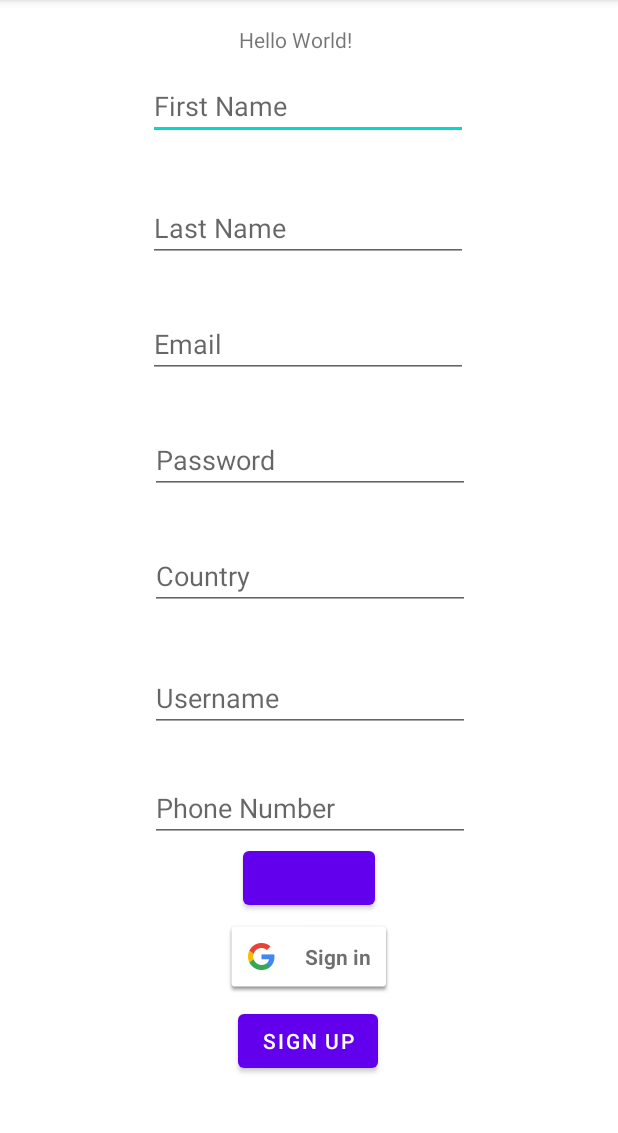
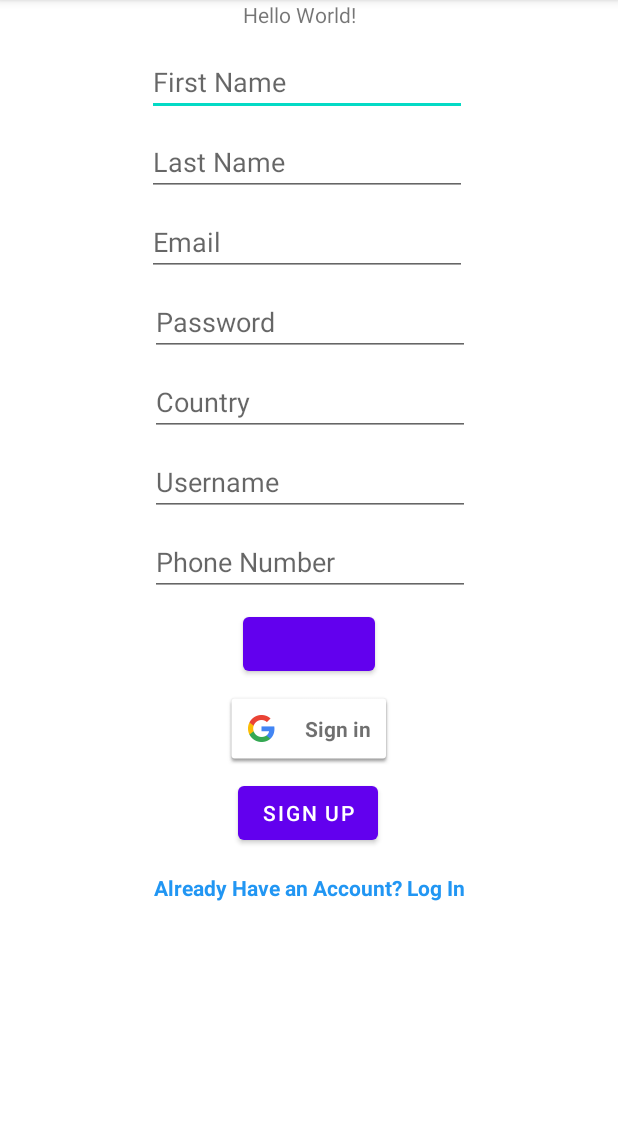
Before and after one commit to RutaleIvanPaul/TreeoApp, an Android app: the screen it shows after launch (MainActivity), after a tap on "SIGN UP", on a phone screen of 412 x 824 dp, the part 84-1217 px from its top. Run offline under Robolectric (Android 15) with nearby library versions, the phone set to English and light mode, and no system bars; our stand-ins replace Dagger/Hilt's generated code, RxJava; libraries missing offline, so code that uses them is left out: androidx.hilt.lifecycle, com.facebook.login; plain views replace LoginButton; network calls fail; 5 statements that could not run were skipped.

Commit message:
Add Log in and out functionality

```diff
--- a/app/src/main/java/org/fairventures/treeo/di/AppModule.kt
+++ b/app/src/main/java/org/fairventures/treeo/di/AppModule.kt
@@ -1,10 +1,18 @@
 package org.fairventures.treeo.di
 
+import android.content.Context
+import android.content.Context.MODE_PRIVATE
+import android.content.SharedPreferences
+import com.google.android.gms.auth.api.signin.GoogleSignIn
+import com.google.android.gms.auth.api.signin.GoogleSignInOptions
 import org.fairventures.treeo.services.RequestManager
 import dagger.Module
 import dagger.Provides
 import dagger.hilt.InstallIn
 import dagger.hilt.android.components.ApplicationComponent
+import dagger.hilt.android.qualifiers.ApplicationContext
+import org.fairventures.treeo.util.GOOGLE_CLIENT_ID
+import org.fairventures.treeo.util.SHARED_PREFERENCES_NAME
 import javax.inject.Singleton
 
 @Module
@@ -16,4 +24,22 @@ object AppModule {
     fun providesRequestManager()
             = RequestManager()
 
+
+    @Singleton
+    @Provides
+    fun provideSharedPreferences(@ApplicationContext applicationContext: Context ): SharedPreferences {
+        return applicationContext.getSharedPreferences(SHARED_PREFERENCES_NAME, MODE_PRIVATE)
+    }
+
+    // Configure sign-in to request the user's ID, email address, and basic
+    // profile. ID and basic profile are included in DEFAULT_SIGN_IN.
+    @Singleton
+    @Provides
+    fun providesGoogleSignInOptions()
+    = GoogleSignInOptions.Builder(GoogleSignInOptions.DEFAULT_SIGN_IN)
+        .requestIdToken(GOOGLE_CLIENT_ID)
+        .requestEmail()
+        .requestProfile()
+        .build()
+
 }
--- /dev/null
+++ b/app/src/main/java/org/fairventures/treeo/models/GoogleToken.kt
@@ -0,0 +1,6 @@
+package org.fairventures.treeo.models
+
+data class GoogleToken (
+    var googleAuthToken: String,
+    var authType: String
+)
--- /dev/null
+++ b/app/src/main/java/org/fairventures/treeo/models/LoginDetails.kt
@@ -0,0 +1,6 @@
+package org.fairventures.treeo.models
+
+data class LoginDetails (
+    var email: String,
+    var password: String
+)
--- /dev/null
+++ b/app/src/main/java/org/fairventures/treeo/models/LoginToken.kt
@@ -0,0 +1,5 @@
+package org.fairventures.treeo.models
+
+data class LoginToken(
+    val token: String
+)
--- /dev/null
+++ b/app/src/main/java/org/fairventures/treeo/models/LogoutResponse.kt
@@ -0,0 +1,6 @@
+package org.fairventures.treeo.models
+
+data class LogoutResponse(
+    val message: String,
+    val status: Int
+)
--- a/app/src/main/java/org/fairventures/treeo/services/ApiService.kt
+++ b/app/src/main/java/org/fairventures/treeo/services/ApiService.kt
@@ -1,13 +1,14 @@
 package org.fairventures.treeo.services
 
-import org.fairventures.treeo.models.NewRegisteredUser
-import org.fairventures.treeo.models.RegisterUser
 import io.reactivex.Observable
+import okhttp3.OkHttpClient
+import okhttp3.logging.HttpLoggingInterceptor
+import org.fairventures.treeo.models.*
+import org.fairventures.treeo.util.BASE_URL
 import retrofit2.Retrofit
 import retrofit2.adapter.rxjava2.RxJava2CallAdapterFactory
 import retrofit2.converter.gson.GsonConverterFactory
-import retrofit2.http.Body
-import retrofit2.http.POST
+import retrofit2.http.*
 
 
 interface ApiService {
@@ -17,8 +18,35 @@ interface ApiService {
         @Body registerUser: RegisterUser
     ): Observable<NewRegisteredUser>
 
+    @POST("auth/google")
+    fun googleSignUp(
+        @Body googleAuthToken: GoogleToken
+    ): Observable<GoogleUser>
+
+    @POST("auth/jwt")
+    fun login(
+        @Body loginDetails: LoginDetails
+    ): Observable<LoginToken>
+
+    @GET("auth/facebook")
+    fun facebookSignUp(
+        @Query("access_token") access_token: String
+    ): Observable<FacebookUser>
+
+    @GET("/auth/logout")
+    fun logOut(
+        @Header("Token") token: String
+    ): Observable<LogoutResponse>
+
     companion object{
         fun create(): ApiService {
+
+
+            val interceptor = HttpLoggingInterceptor()
+            interceptor.level = HttpLoggingInterceptor.Level.BODY
+            val client = OkHttpClient.Builder().addInterceptor(interceptor).build()
+
+
             val retrofit = Retrofit.Builder()
                 .addCallAdapterFactory(
                     RxJava2CallAdapterFactory.create()
@@ -26,7 +54,8 @@ interface ApiService {
                 .addConverterFactory(
                     GsonConverterFactory.create()
                 )
-                .baseUrl("http://3.64.149.86:9001/")
+                .baseUrl(BASE_URL)
+                .client(client)
                 .build()
 
             return retrofit.create(ApiService::class.java)
--- a/app/src/main/java/org/fairventures/treeo/ui/MainActivity.kt
+++ b/app/src/main/java/org/fairventures/treeo/ui/MainActivity.kt
@@ -1,12 +1,14 @@
 package org.fairventures.treeo.ui
 
 import android.content.Intent
+import android.content.SharedPreferences
 import android.os.Bundle
 import android.util.Log
 import android.view.View
 import android.widget.Toast
 import androidx.activity.viewModels
 import androidx.appcompat.app.AppCompatActivity
+import androidx.core.view.isInvisible
 import androidx.lifecycle.Observer
 import com.facebook.*
 import com.facebook.login.LoginResult
@@ -14,7 +16,6 @@ import com.facebook.login.widget.LoginButton
 import org.fairventures.treeo.R
 import org.fairventures.treeo.models.RegisterUser
 import org.fairventures.treeo.ui.authentication.RegisterUserViewModel
-import org.fairventures.treeo.util.GOOGLE_CLIENT_ID
 import org.fairventures.treeo.util.RC_SIGN_IN
 import com.google.android.gms.auth.api.signin.GoogleSignIn
 import com.google.android.gms.auth.api.signin.GoogleSignInAccount
@@ -24,29 +25,32 @@ import com.google.android.gms.common.api.ApiException
 import com.google.android.gms.tasks.Task
 import dagger.hilt.android.AndroidEntryPoint
 import kotlinx.android.synthetic.main.activity_main.*
-import org.json.JSONException
+import org.fairventures.treeo.ui.Home.HomeActivity
+import org.fairventures.treeo.ui.authentication.LoginLogoutUserViewModel
 import java.util.*
+import javax.inject.Inject
 
 
 @AndroidEntryPoint
 class MainActivity : AppCompatActivity() {
 
     private val registerUserViewModel: RegisterUserViewModel by viewModels()
+    private val loginLogoutUserViewModel: LoginLogoutUserViewModel by viewModels()
     val callbackManager = CallbackManager.Factory.create()
+
+    @Inject
+    lateinit var sharedPref: SharedPreferences
+
+    @Inject
+    lateinit var googleSignInOptions: GoogleSignInOptions
 
     override fun onCreate(savedInstanceState: Bundle?) {
         super.onCreate(savedInstanceState)
         setContentView(R.layout.activity_main)
 
-        // Configure sign-in to request the user's ID, email address, and basic
-        // profile. ID and basic profile are included in DEFAULT_SIGN_IN.
-        val gso = GoogleSignInOptions.Builder(GoogleSignInOptions.DEFAULT_SIGN_IN)
-                .requestIdToken(GOOGLE_CLIENT_ID)
-                .requestEmail()
-                .requestProfile()
-                .build()
+
         // Build a GoogleSignInClient with the options specified by gso.
-        val mGoogleSignInClient = GoogleSignIn.getClient(this, gso)
+        val mGoogleSignInClient = GoogleSignIn.getClient(this, googleSignInOptions)
 
         sign_in_button.setSize(SignInButton.SIZE_STANDARD)
         sign_in_button.setOnClickListener{
@@ -54,30 +58,41 @@ class MainActivity : AppCompatActivity() {
             startActivityForResult(signInIntent, RC_SIGN_IN)
         }
 
-        val loginButton = login_button as LoginButton
+        val loginButton = login_button_facebook as LoginButton
         loginButton.setPermissions(Arrays.asList("email", "public_profile"))
 
         // Callback registration
         loginButton.registerCallback(callbackManager, object : FacebookCallback<LoginResult?> {
             override fun onSuccess(loginResult: LoginResult?) {
-                Log.d("Sign in Details", loginResult?.accessToken.toString())
+                Log.d("FB Token", loginResult?.accessToken?.token!!)
+                registerUserViewModel.facebookSignUp(loginResult?.accessToken?.token!!).observe(
+                    this@MainActivity,
+                    Observer {facebookReturn ->
+                        Log.d("Facebook Return", facebookReturn.toString())
+                        saveUserDetails(
+                            facebookReturn.token,
+                            getString(R.string.facebook))
+                        openHome(
+                            facebookReturn.firstName
+                        )
+                    }
+                )
 
                 // Facebook Email address
-                val request = GraphRequest.newMeRequest(
-                        loginResult?.accessToken
-                ) { jsonObject, response ->
-                    try {
-                        Log.d("Sign In Details", response.jsonObject.getString("email"))
-                        textView1.setText(response.jsonObject.getString("email"))
-                    } catch (e: JSONException) {
-                        e.printStackTrace()
-                    }
-                }
-
-                val parameters = Bundle()
-                parameters.putString("fields","email")
-                request.parameters = parameters
-                request.executeAsync()
+//                val request = GraphRequest.newMeRequest(
+//                        loginResult?.accessToken
+//                ) { jsonObject, response ->
+//                    try {
+//                        Log.d("Sign In Details", response.jsonObject.getString("email"))
+//                    } catch (e: JSONException) {
+//                        e.printStackTrace()
+//                    }
+//                }
+//
+//                val parameters = Bundle()
+//                parameters.putString("fields","email")
+//                request.parameters = parameters
+//                request.executeAsync()
 
             }
 
@@ -101,12 +116,48 @@ class MainActivity : AppCompatActivity() {
                             register_username.text.toString(),
                             phone.text.toString()
                     )
-            ).observe(this, Observer {
-                textView1.setText(it.toString())
+            ).observe(this, Observer {registeredUser ->
+                toggleLoginUI(loginButton)
+                email.setText(registeredUser.email)
+                password.text.clear()
             })
 
         }
 
+        login_logout_toggle.setOnClickListener {
+            toggleLoginUI(loginButton)
+        }
+
+        login_button_email_password.setOnClickListener {
+            loginEmailPassword(email.text.toString(),password.text.toString())
+        }
+
+    }
+
+    private fun toggleLoginUI(loginButton: LoginButton) {
+        if (firstname.isInvisible) {
+            login_logout_toggle.setText(R.string.already_account_login)
+            login_button_email_password.visibility = View.GONE
+            loginButton.visibility = View.VISIBLE
+            register_user_button.visibility = View.VISIBLE
+            sign_in_button.visibility = View.VISIBLE
+            firstname.visibility = View.VISIBLE
+            lastname.visibility = View.VISIBLE
+            country.visibility = View.VISIBLE
+            register_username.visibility = View.VISIBLE
+            phone.visibility = View.VISIBLE
+        } else if (firstname.isShown) {
+            login_logout_toggle.setText(R.string.no_account_sign_up)
+            login_button_email_password.visibility = View.VISIBLE
+            loginButton.visibility = View.INVISIBLE
+            register_user_button.visibility = View.INVISIBLE
+            sign_in_button.visibility = View.INVISIBLE
+            firstname.visibility = View.INVISIBLE
+            lastname.visibility = View.INVISIBLE
+            country.visibility = View.INVISIBLE
+            register_username.visibility = View.INVISIBLE
+            phone.visibility = View.INVISIBLE
+        }
     }
 
     override fun onStart() {
@@ -119,15 +170,22 @@ class MainActivity : AppCompatActivity() {
         val accessToken: AccessToken? = AccessToken.getCurrentAccessToken()
         val isLoggedIn = accessToken != null && !accessToken.isExpired()
 
-        if (account != null){
-            Log.d("Sign In Details", account.idToken!!)
-            textView1.setText("Google Signed in as  ${account.displayName}")
-            sign_in_button.visibility = View.GONE
+
+        val user_token = sharedPref.getString(getString(R.string.user_token), "")
+
+        if(!sharedPref.getString(getString(R.string.loginManager),null).isNullOrEmpty()){
+            if (account != null){
+                Log.d("Sign In Details", account.idToken!!)
+                openHome(account.displayName!!)
+            }
+            else if(isLoggedIn){
+                openHome(Profile.getCurrentProfile().name)
+            }
+            else if (!user_token.isNullOrBlank()){
+                openHome(user_token)
+            }
         }
-        else if(isLoggedIn){
-            textView1.setText("Facebook Signed in as: ${Profile.getCurrentProfile().name}")
-            login_button.visibility = View.GONE
-        }
+
 
     }
 
@@ -151,7 +209,11 @@ class MainActivity : AppCompatActivity() {
             }
             else{
                 Log.d("Sign In Details", account.idToken!!)
-                textView1.setText("Signed in as  ${account.displayName}")
+                registerUserViewModel.googleSignUp(account.idToken!!).observe(this, Observer {googleUser ->
+                    Log.d("Google Connect", googleUser.userName)
+                    saveUserDetails(googleUser.token, getString(R.string.google))
+                    openHome(googleUser.userName)
+                })
             }
 
         } catch (e: ApiException) {
@@ -159,4 +221,26 @@ class MainActivity : AppCompatActivity() {
         }
     }
 
+    private fun saveUserDetails(token: String, loginManager: String){
+        with (sharedPref.edit()) {
+            putString(getString(R.string.user_token), token)
+            putString(getString(R.string.loginManager), loginManager)
+            apply()
+        }
+    }
+
+    private fun openHome(extra:String){
+        val intent = Intent(this, HomeActivity::class.java).apply {
+            putExtra("username", extra)
+        }
+        startActivity(intent)
+    }
+
+    private fun loginEmailPassword(email: String, password: String){
+        loginLogoutUserViewModel.login(email,password).observe(this, Observer { loginToken ->
+            saveUserDetails(loginToken.token, getString(R.string.email_password))
+            openHome(loginToken.token)
+        })
+    }
+
 }
--- a/app/src/main/java/org/fairventures/treeo/ui/authentication/RegisterUserViewModel.kt
+++ b/app/src/main/java/org/fairventures/treeo/ui/authentication/RegisterUserViewModel.kt
@@ -11,4 +11,10 @@ class RegisterUserViewModel @ViewModelInject constructor(
 ): ViewModel() {
     fun createUser(registerUser: RegisterUser)
             = mainRepository.createUser(registerUser)
+
+    fun googleSignUp(googleAuthToken: String)
+            =mainRepository.googleSignUp(googleAuthToken)
+
+    fun facebookSignUp(access_token: String)
+            = mainRepository.faceBookSignUp(access_token)
 }
--- a/app/src/main/java/org/fairventures/treeo/util/constants.kt
+++ b/app/src/main/java/org/fairventures/treeo/util/constants.kt
@@ -2,3 +2,5 @@ package org.fairventures.treeo.util
 
 const val RC_SIGN_IN = 9000
 const val GOOGLE_CLIENT_ID="231302299324-9ipdaib4bk5k6d4eqe60rf9ag0aedku1.apps.googleusercontent.com"
+const val BASE_URL = "https://treeo-webapp-develop.xyz/"
+val SHARED_PREFERENCES_NAME = "shared_preferences"
--- a/app/src/main/res/layout/activity_main.xml
+++ b/app/src/main/res/layout/activity_main.xml
@@ -2,7 +2,6 @@
 <androidx.constraintlayout.widget.ConstraintLayout xmlns:android="http://schemas.android.com/apk/res/android"
     xmlns:app="http://schemas.android.com/apk/res-auto"
     xmlns:tools="http://schemas.android.com/tools"
-    android:id="@+id/username"
     android:layout_width="match_parent"
     android:layout_height="match_parent"
     tools:context="org.fairventures.treeo.ui.MainActivity">
@@ -12,23 +11,21 @@
         android:layout_width="wrap_content"
         android:layout_height="wrap_content"
         android:text="Hello World!"
-        app:layout_constraintBottom_toBottomOf="parent"
-        app:layout_constraintHorizontal_bias="0.474"
+        app:layout_constraintHorizontal_bias="0.482"
         app:layout_constraintLeft_toLeftOf="parent"
         app:layout_constraintRight_toRightOf="parent"
-        app:layout_constraintTop_toTopOf="parent"
-        app:layout_constraintVertical_bias="0.022" />
+        tools:layout_editor_absoluteY="8dp" />
 
     <EditText
         android:id="@+id/firstname"
         android:layout_width="wrap_content"
         android:layout_height="wrap_content"
-        android:layout_marginTop="48dp"
+        android:layout_marginTop="32dp"
         android:ems="10"
         android:hint="First Name"
         android:inputType="textPersonName"
         app:layout_constraintEnd_toEndOf="parent"
-        app:layout_constraintHorizontal_bias="0.497"
+        app:layout_constraintHorizontal_bias="0.494"
         app:layout_constraintStart_toStartOf="parent"
         app:layout_constraintTop_toTopOf="parent" />
 
@@ -36,12 +33,12 @@
         android:id="@+id/lastname"
         android:layout_width="wrap_content"
         android:layout_height="wrap_content"
-        android:layout_marginTop="36dp"
+        android:layout_marginTop="8dp"
         android:ems="10"
         android:hint="Last Name"
         android:inputType="textPersonName"
         app:layout_constraintEnd_toEndOf="parent"
-        app:layout_constraintHorizontal_bias="0.497"
+        app:layout_constraintHorizontal_bias="0.494"
         app:layout_constraintStart_toStartOf="parent"
         app:layout_constraintTop_toBottomOf="@+id/firstname" />
 
@@ -49,12 +46,12 @@
         android:id="@+id/email"
         android:layout_width="wrap_content"
         android:layout_height="wrap_content"
-        android:layout_marginTop="32dp"
+        android:layout_marginTop="8dp"
         android:ems="10"
         android:hint="Email"
         android:inputType="textEmailAddress"
         app:layout_constraintEnd_toEndOf="parent"
-        app:layout_constraintHorizontal_bias="0.497"
+        app:layout_constraintHorizontal_bias="0.494"
         app:layout_constraintStart_toStartOf="parent"
         app:layout_constraintTop_toBottomOf="@+id/lastname" />
 
@@ -62,7 +59,7 @@
         android:id="@+id/password"
         android:layout_width="wrap_content"
         android:layout_height="wrap_content"
-        android:layout_marginTop="32dp"
+        android:layout_marginTop="8dp"
         android:ems="10"
         android:hint="Password"
         android:inputType="textPassword"
@@ -75,7 +72,7 @@
         android:id="@+id/country"
         android:layout_width="wrap_content"
         android:layout_height="wrap_content"
-        android:layout_marginTop="32dp"
+        android:layout_marginTop="8dp"
         android:ems="10"
         android:hint="Country"
         android:inputType="textPersonName"
@@ -88,7 +85,7 @@
         android:id="@+id/register_username"
         android:layout_width="wrap_content"
         android:layout_height="wrap_content"
-        android:layout_marginTop="36dp"
+        android:layout_marginTop="8dp"
         android:ems="10"
         android:hint="Username"
         android:inputType="textPersonName"
@@ -101,7 +98,7 @@
         android:id="@+id/phone"
         android:layout_width="wrap_content"
         android:layout_height="wrap_content"
-        android:layout_marginTop="28dp"
+        android:layout_marginTop="8dp"
         android:ems="10"
         android:hint="Phone Number"
         android:inputType="phone"
@@ -112,10 +109,11 @@
 
 
     <com.facebook.login.widget.LoginButton
-        android:id="@+id/login_button"
+        android:id="@+id/login_button_facebook"
         android:layout_width="wrap_content"
         android:layout_height="wrap_content"
         android:layout_gravity="center_horizontal"
+        android:layout_marginTop="8dp"
         app:layout_constraintEnd_toEndOf="parent"
         app:layout_constraintHorizontal_bias="0.501"
         app:layout_constraintStart_toStartOf="parent"
@@ -136,9 +134,32 @@
         android:id="@+id/sign_in_button"
         android:layout_width="wrap_content"
         android:layout_height="wrap_content"
-        android:layout_marginTop="4dp"
+        android:layout_marginTop="8dp"
         app:layout_constraintEnd_toEndOf="parent"
         app:layout_constraintStart_toStartOf="parent"
-        app:layout_constraintTop_toBottomOf="@+id/login_button" />
+        app:layout_constraintTop_toBottomOf="@+id/login_button_facebook" />
+
+    <TextView
+        android:id="@+id/login_logout_toggle"
+        android:layout_width="wrap_content"
+        android:layout_height="wrap_content"
+        android:layout_marginTop="16dp"
+        android:text="@string/already_account_login"
+        android:textColor="#2196F3"
+        android:textStyle="bold"
+        app:layout_constraintEnd_toEndOf="parent"
+        app:layout_constraintStart_toStartOf="parent"
+        app:layout_constraintTop_toBottomOf="@+id/register_user_button" />
+
+    <Button
+        android:id="@+id/login_button_email_password"
+        android:layout_width="wrap_content"
+        android:layout_height="wrap_content"
+        android:layout_marginTop="16dp"
+        android:text="@string/login_button_text"
+        android:visibility="gone"
+        app:layout_constraintEnd_toEndOf="parent"
+        app:layout_constraintStart_toStartOf="parent"
+        app:layout_constraintTop_toBottomOf="@+id/password" />
 
 </androidx.constraintlayout.widget.ConstraintLayout>
--- a/app/src/main/res/values/strings.xml
+++ b/app/src/main/res/values/strings.xml
@@ -2,4 +2,13 @@
     <string name="app_name">Treeo</string>
     <string name="facebook_app_id">915429019225102</string>
     <string name="fb_login_protocol_scheme">fb915429019225102</string>
+    <string name="already_account_login">Already Have an Account? Log In</string>
+    <string name="no_account_sign_up">No Account? Sign Up</string>
+    <string name="login_button_text">Log In</string>
+    <string name="logout_button_text">Log Out</string>
+    <string name="user_token">User Token</string>
+    <string name="google">Google</string>
+    <string name="facebook">Facebook</string>
+    <string name="email_password">Email_password</string>
+    <string name="loginManager">Login Manager</string>
 </resources>
```
Also changed, not shown: app/build.gradle (+12 -1 lines), app/src/main/AndroidManifest.xml (+10 -12 lines), app/src/main/java/org/fairventures/treeo/models/FacebookUser.kt (added, +10 -0 lines), app/src/main/java/org/fairventures/treeo/models/GoogleUser.kt (added, +8 -0 lines), app/src/main/java/org/fairventures/treeo/repository/MainRepository.kt (+18 -0 lines), app/src/main/java/org/fairventures/treeo/services/RequestManager.kt (+80 -2 lines), app/src/main/java/org/fairventures/treeo/ui/Home/HomeActivity.kt (added, +96 -0 lines), app/src/main/java/org/fairventures/treeo/ui/authentication/LoginLogoutUserViewModel.kt (added, +16 -0 lines), app/src/main/res/layout/activity_home.xml (added, +31 -0 lines).
